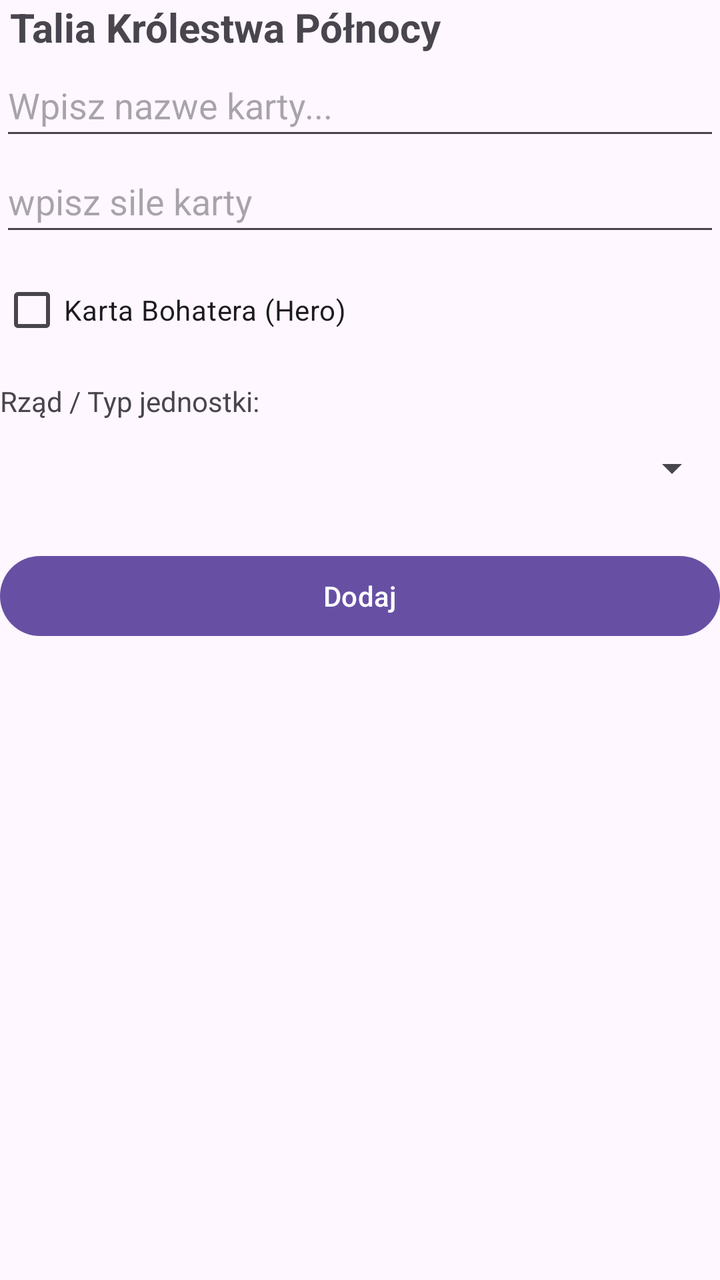
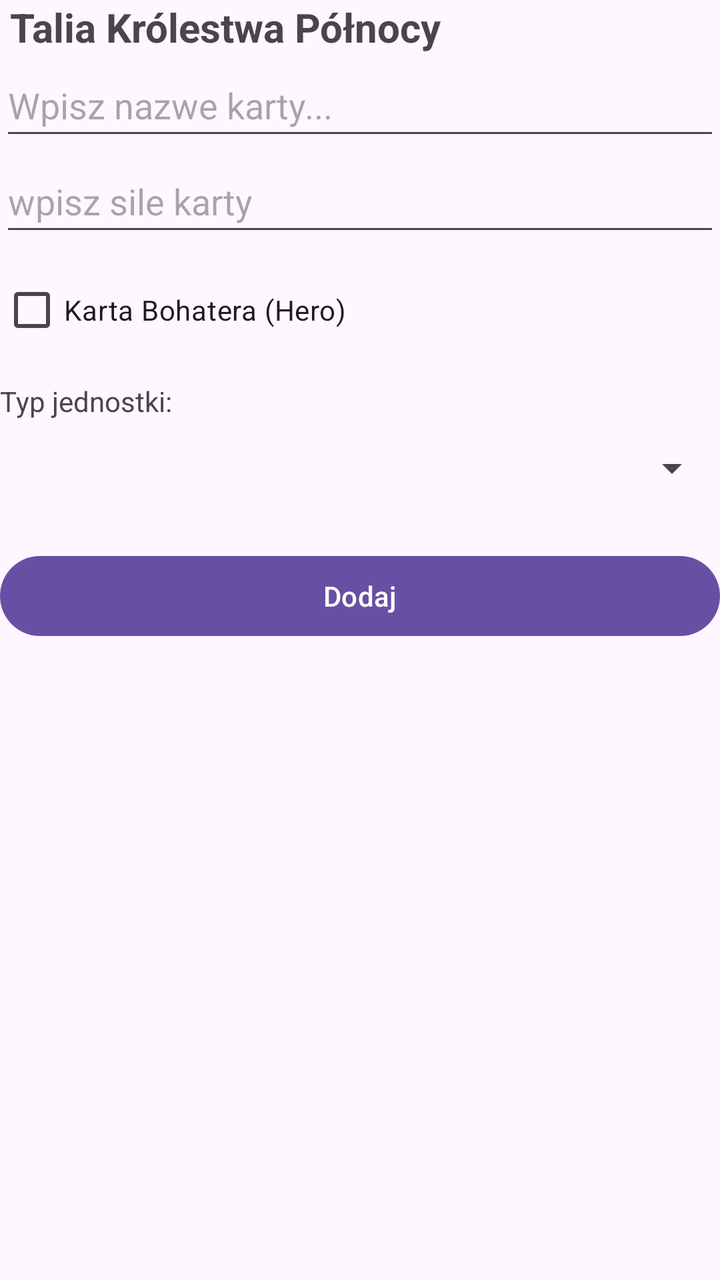

Before-and-after screenshots of an Android layout around one commit, followed by the original layout XML and the change that was made.
<!-- AndroidManifest.xml: application theme Theme.Mblkcj6 -->
<!-- res/layout/activity_main.xml -->
<?xml version="1.0" encoding="utf-8"?>
<LinearLayout xmlns:android="http://schemas.android.com/apk/res/android"
    xmlns:app="http://schemas.android.com/apk/res-auto"
    xmlns:tools="http://schemas.android.com/tools"
    android:id="@+id/main"
    android:layout_width="match_parent"
    android:layout_height="match_parent"
    android:orientation="vertical"
    tools:context=".MainActivity">

        <TextView
            android:layout_width="wrap_content"
            android:layout_height="wrap_content"
            android:text=" Talia Królestwa Północy"
            android:textSize="20sp"
            android:textStyle="bold" />

        <EditText
            android:id="@+id/etName"
            android:layout_width="match_parent"
            android:layout_height="48dp"
            android:hint="Wpisz nazwe karty..."
             />

        <EditText
            android:id="@+id/etPower"
            android:layout_width="match_parent"
            android:layout_height="48dp"
            android:hint="wpisz sile karty"
            android:inputType="number" />

        <CheckBox
            android:id="@+id/cbIsHero"
            android:layout_width="wrap_content"
            android:layout_height="wrap_content"
            android:text="Karta Bohatera (Hero)"
            android:layout_marginTop="8dp"/>

        <TextView
            android:layout_width="wrap_content"
            android:layout_height="wrap_content"
            android:text="Rząd / Typ jednostki:"
            android:layout_marginTop="12dp"/>

        <Spinner
            android:id="@+id/spUnitType"
            android:layout_width="match_parent"
            android:layout_height="48dp"
            />

        <Button
            android:id="@+id/btnAdd"
            android:layout_width="match_parent"
            android:layout_height="wrap_content"
            android:text="Dodaj"
            android:layout_marginTop="16dp"/>

    <ListView
        android:id="@+id/listViewCards"
        android:layout_width="match_parent"
        android:layout_height="match_parent" />


</LinearLayout>
<!-- resources referenced by this layout -->
<resources>
  <style name="Theme.Mblkcj6" parent="Base.Theme.Mblkcj6" />
  <style name="Base.Theme.Mblkcj6" parent="Theme.Material3.DayNight.NoActionBar">
          
          
      </style>
</resources>

<!-- the commit's change to res/layout/activity_main.xml (unified diff, before → after) -->
@@ -39,7 +39,7 @@
         <TextView
             android:layout_width="wrap_content"
             android:layout_height="wrap_content"
-            android:text="Rząd / Typ jednostki:"
+            android:text="Typ jednostki:"
             android:layout_marginTop="12dp"/>
 
         <Spinner
